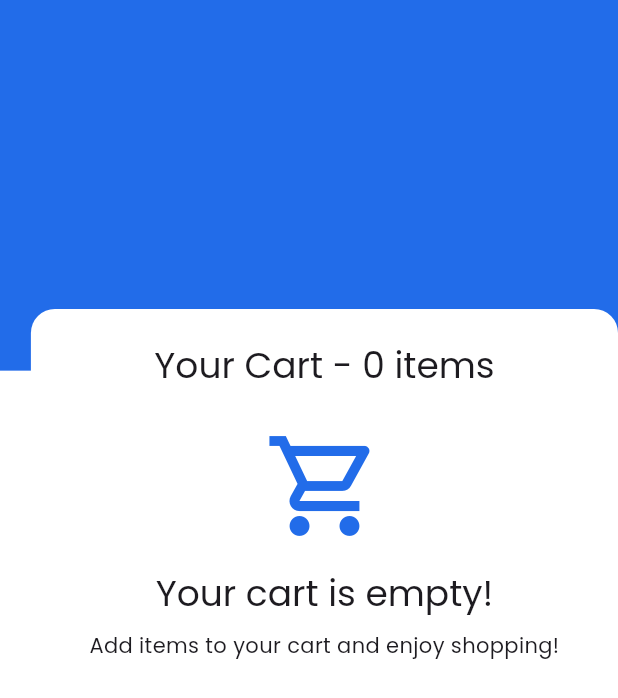
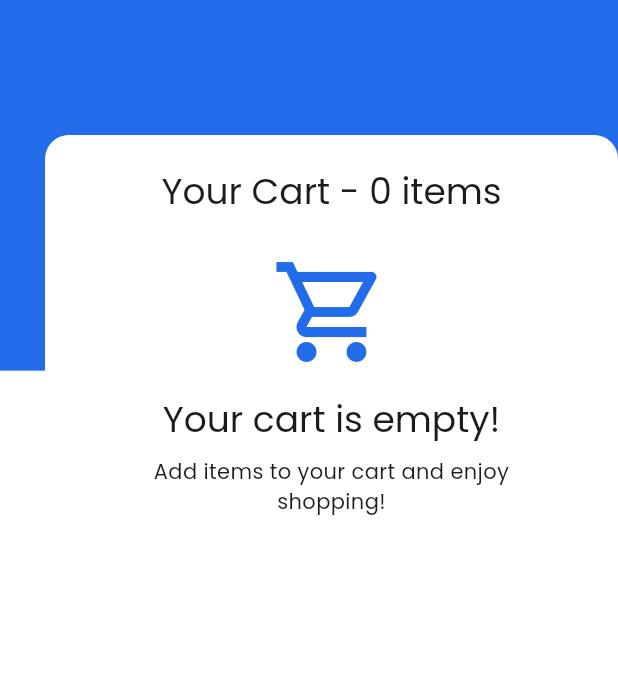
Before and after one commit to sabi000/nikkle_demo, a Flutter app: the CartScreen screen opened by its route, on a phone screen of 412 x 824 dp. Shown: the top 698 px of the screen. Run offline on Flutter 3.47's test engine with Material 3 defaults, Android fonts, the phone set to English and light mode, and no system bars; our stand-ins replace badges, flutter_svg, google_fonts, shared_preferences; accounts and stored records are empty.

Commit message:
fix checkout page

```diff
--- a/lib/pages/checkout.dart
+++ b/lib/pages/checkout.dart
@@ -57,18 +57,16 @@ class _CartScreenState extends State<CartScreen> {
   Widget cart() {
     return Align(
       alignment: Alignment.bottomRight,
-      child: SingleChildScrollView(
       child: Container(
-          height: MediaQuery.of(context).size.height * 0.75,
-          width: MediaQuery.of(context).size.width * 0.95,
+        margin: const EdgeInsets.only(top: 90, left: 30),
         decoration: BoxDecoration(
           color: TColors.bg,
-            borderRadius: BorderRadius.circular(16.0),
+          borderRadius: BorderRadius.circular(16),
         ),
         padding: const EdgeInsets.symmetric(horizontal: 16.0, vertical: 10.0),
         child: Card(
+          color: TColors.bg,
           elevation: 0.0,
-            color: TColors.bg,
           child: Column(
             children: [
               Consumer<CartProvider>(
@@ -99,30 +97,24 @@ class _CartScreenState extends State<CartScreen> {
                                 const SizedBox(height: 16),
                                 Text(
                                   'Your cart is empty!',
-                                    style: Theme.of(context)
-                                        .textTheme
-                                        .headlineSmall,
+                                  style:
+                                      Theme.of(context).textTheme.headlineSmall,
                                 ),
                                 const SizedBox(height: 8),
                                 Text(
                                   'Add items to your cart and enjoy shopping!',
-                                    style:
-                                        Theme.of(context).textTheme.bodyMedium,
+                                  style: Theme.of(context).textTheme.bodyMedium,
                                   textAlign: TextAlign.center,
                                 ),
                               ],
                             ),
                           ),
                         )
-                        : Expanded(
+                      : Flexible(
+                          child: SingleChildScrollView(
                             child: Column(
                               children: [
-                                ListView.builder(
-                                  shrinkWrap: true,
-                                  itemCount: cartProvider.cartItems.length,
-                                  itemBuilder: (context, index) {
-                                    CartItem item =
-                                        cartProvider.cartItems[index];
+                                ...cartProvider.cartItems.map((item) {
                                   return Padding(
                                     padding: const EdgeInsets.symmetric(
                                         vertical: 8.0),
@@ -156,13 +148,10 @@ class _CartScreenState extends State<CartScreen> {
                                                     IconButton(
                                                       icon: const Icon(
                                                         Icons.remove_circle,
-                                                          color:
-                                                              TColors.primary,
+                                                        color: TColors.primary,
                                                       ),
                                                       onPressed: () {
-                                                          Provider.of<CartProvider>(
-                                                                  context,
-                                                                  listen: false)
+                                                        cartProvider
                                                             .decreaseQuantity(
                                                                 item);
                                                       },
@@ -177,13 +166,10 @@ class _CartScreenState extends State<CartScreen> {
                                                     IconButton(
                                                       icon: const Icon(
                                                         Icons.add_circle,
-                                                          color:
-                                                              TColors.primary,
+                                                        color: TColors.primary,
                                                       ),
                                                       onPressed: () {
-                                                          Provider.of<CartProvider>(
-                                                                  context,
-                                                                  listen: false)
+                                                        cartProvider
                                                             .increaseQuantity(
                                                                 item);
                                                       },
@@ -207,11 +193,8 @@ class _CartScreenState extends State<CartScreen> {
                                               ),
                                               child: GestureDetector(
                                                 onTap: () {
-                                                    Provider.of<CartProvider>(
-                                                            context,
-                                                            listen: false)
-                                                        .removeItemFromCart(
-                                                            item);
+                                                  cartProvider
+                                                      .removeItemFromCart(item);
                                                 },
                                                 child: const Icon(
                                                   Icons.delete,
@@ -230,8 +213,7 @@ class _CartScreenState extends State<CartScreen> {
                                                 border: Border.all(
                                                     color: TColors.primary),
                                                 borderRadius:
-                                                      BorderRadius.circular(
-                                                          4.0),
+                                                    BorderRadius.circular(4.0),
                                               ),
                                               child: Text(
                                                 '${item.currency} ${item.price.toStringAsFixed(2)}',
@@ -239,8 +221,8 @@ class _CartScreenState extends State<CartScreen> {
                                                     .textTheme
                                                     .bodySmall!
                                                     .copyWith(
-                                                          color:
-                                                              TColors.primary),
+                                                      color: TColors.primary,
+                                                    ),
                                               ),
                                             ),
                                           ],
@@ -248,18 +230,9 @@ class _CartScreenState extends State<CartScreen> {
                                       ],
                                     ),
                                   );
-                                  },
-                                ),
-                                Column(
-                                  children: [
-                                    Consumer<CartProvider>(
-                                      builder: (context, cartProvider, child) {
-                                        return Container(
+                                }),
+                                Padding(
                                   padding: const EdgeInsets.all(20.0),
-                                          decoration: BoxDecoration(
-                                              color: TColors.grey,
-                                              borderRadius:
-                                                  BorderRadius.circular(4.0)),
                                   child: Row(
                                     mainAxisAlignment:
                                         MainAxisAlignment.spaceBetween,
@@ -269,21 +242,19 @@ class _CartScreenState extends State<CartScreen> {
                                         style: Theme.of(context)
                                             .textTheme
                                             .bodyLarge!
-                                                    .copyWith(
-                                                        color: Colors.grey),
+                                            .copyWith(color: Colors.grey),
                                       ),
                                       Text(
-                                                  '${cartProvider.cartItems[0].currency} ${cartProvider.totalAmount.value.toStringAsFixed(2)}'),
+                                        '${cartProvider.cartItems.isNotEmpty ? cartProvider.cartItems[0].currency : ''} ${cartProvider.totalAmount.value.toStringAsFixed(2)}',
+                                      ),
                                     ],
                                   ),
-                                        );
-                                      },
                                 ),
-                                    const SizedBox(height: 25),
+                                const SizedBox(height: 10),
                                 SizedBox(
                                   height: 50,
-                                      width: MediaQuery.of(context).size.width *
-                                          0.7,
+                                  width:
+                                      MediaQuery.of(context).size.width * 0.7,
                                   child: ElevatedButton.icon(
                                     onPressed: () {
                                       showDialog(
@@ -293,28 +264,23 @@ class _CartScreenState extends State<CartScreen> {
                                             builder: (context, setState) {
                                               return AlertDialog(
                                                 title: Center(
-                                                      child: Text(
-                                                          'PROCEED TO PAY',
-                                                          style:
-                                                              Theme.of(context)
+                                                  child: Text('PROCEED TO PAY',
+                                                      style: Theme.of(context)
                                                           .textTheme
                                                           .titleLarge),
                                                 ),
                                                 content: Column(
                                                   crossAxisAlignment:
-                                                          CrossAxisAlignment
-                                                              .start,
+                                                      CrossAxisAlignment.start,
                                                   mainAxisSize:
                                                       MainAxisSize.min,
                                                   children: [
                                                     Text(
                                                         'Total Item: ${cartProvider.itemCount.value.toString()}'),
-                                                        const SizedBox(
-                                                            height: 10),
+                                                    const SizedBox(height: 10),
                                                     Text(
                                                         'Total AmountPrice: ${cartProvider.totalAmount.value.toStringAsFixed(2)}'),
-                                                        const SizedBox(
-                                                            height: 20),
+                                                    const SizedBox(height: 20),
                                                   ],
                                                 ),
                                                 actions: <Widget>[
@@ -323,8 +289,7 @@ class _CartScreenState extends State<CartScreen> {
                                                       Navigator.of(context)
                                                           .pop();
                                                     },
-                                                        child: const Text(
-                                                            'Cancel'),
+                                                    child: const Text('Cancel'),
                                                   ),
                                                   ElevatedButton(
                                                     onPressed: () {
@@ -360,19 +325,18 @@ class _CartScreenState extends State<CartScreen> {
                                     ),
                                     style: ElevatedButton.styleFrom(
                                       padding: const EdgeInsets.symmetric(
-                                                horizontal: 32.0,
-                                                vertical: 12.0),
+                                          horizontal: 32.0, vertical: 12.0),
                                       shape: RoundedRectangleBorder(
                                         borderRadius:
                                             BorderRadius.circular(30.0),
                                       ),
                                       backgroundColor: TColors.primary,
-                                            foregroundColor: TColors.white),
+                                      foregroundColor: TColors.white,
+                                    ),
                                   ),
                                 ),
                               ],
                             ),
-                              ],
                           ),
                         );
                 },
@@ -381,7 +345,6 @@ class _CartScreenState extends State<CartScreen> {
           ),
         ),
       ),
-      ),
     );
   }
 }
```
Lines whose indentation alone changed are shown as unchanged.
